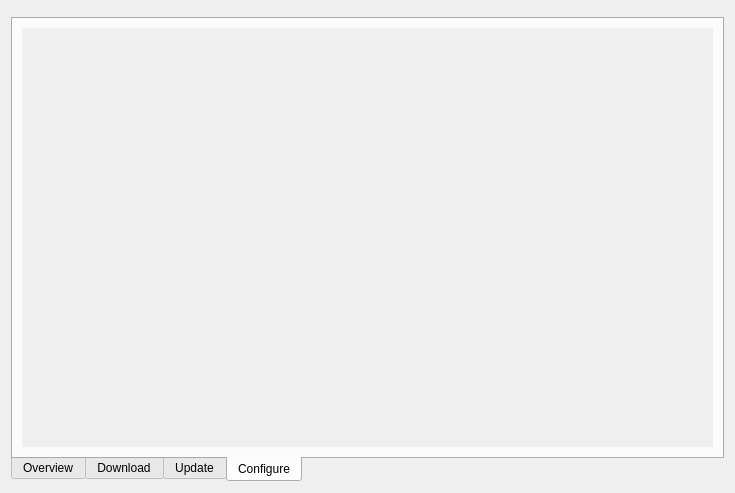
Before: the Qt Designer form src/modrepositorywindow.ui in kriana/SilVerPLuM, drawn with Qt 5.
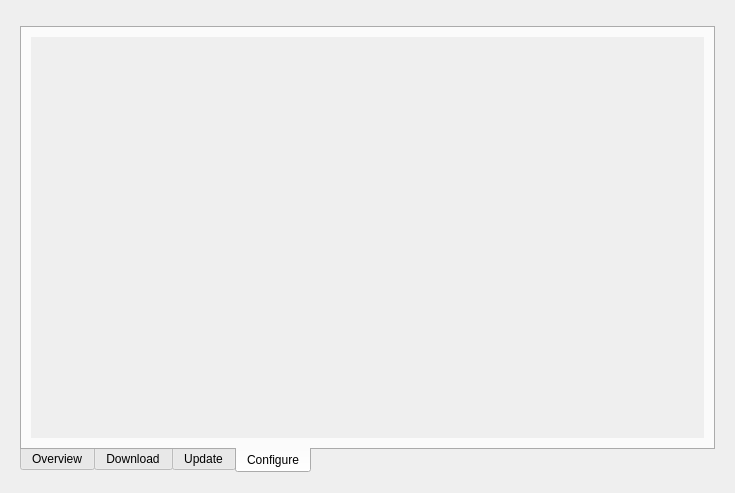
After: the same form once the commit is applied. Icons and pictures are not drawn. Custom widgets are drawn as their Qt base class.

```diff
--- a/src/modrepositorywindow.ui
+++ b/src/modrepositorywindow.ui
@@ -21,26 +21,17 @@
    <locale language="English" country="UnitedStates"/>
   </property>
   <layout class="QGridLayout" name="gridLayout">
-   <item row="1" column="0">
+   <item row="2" column="0">
     <widget class="QStackedWidget" name="stackedWidget">
      <property name="currentIndex">
       <number>0</number>
      </property>
      <widget class="QWidget" name="mainPage">
-      <layout class="QGridLayout" name="gridLayout_2">
-       <property name="leftMargin">
-        <number>0</number>
-       </property>
-       <property name="topMargin">
-        <number>0</number>
-       </property>
-       <property name="rightMargin">
-        <number>0</number>
-       </property>
-       <property name="bottomMargin">
-        <number>0</number>
-       </property>
-       <item row="0" column="0">
+      <layout class="QVBoxLayout" name="verticalLayout_5">
+       <item>
+        <widget class="MessageWidget" name="updateMessageWidget" native="true"/>
+       </item>
+       <item>
         <widget class="QTabWidget" name="tabWidget">
          <property name="tabPosition">
           <enum>QTabWidget::South</enum>
@@ -253,8 +244,8 @@
                <rect>
                 <x>0</x>
                 <y>0</y>
-                <width>703</width>
-                <height>418</height>
+                <width>691</width>
+                <height>406</height>
                </rect>
               </property>
               <layout class="QVBoxLayout" name="verticalLayout_3">
@@ -391,9 +382,6 @@
      </widget>
     </widget>
    </item>
-   <item row="0" column="0">
-    <widget class="MessageWidget" name="updateMessageWidget" native="true"/>
-   </item>
   </layout>
  </widget>
  <customwidgets>
```
